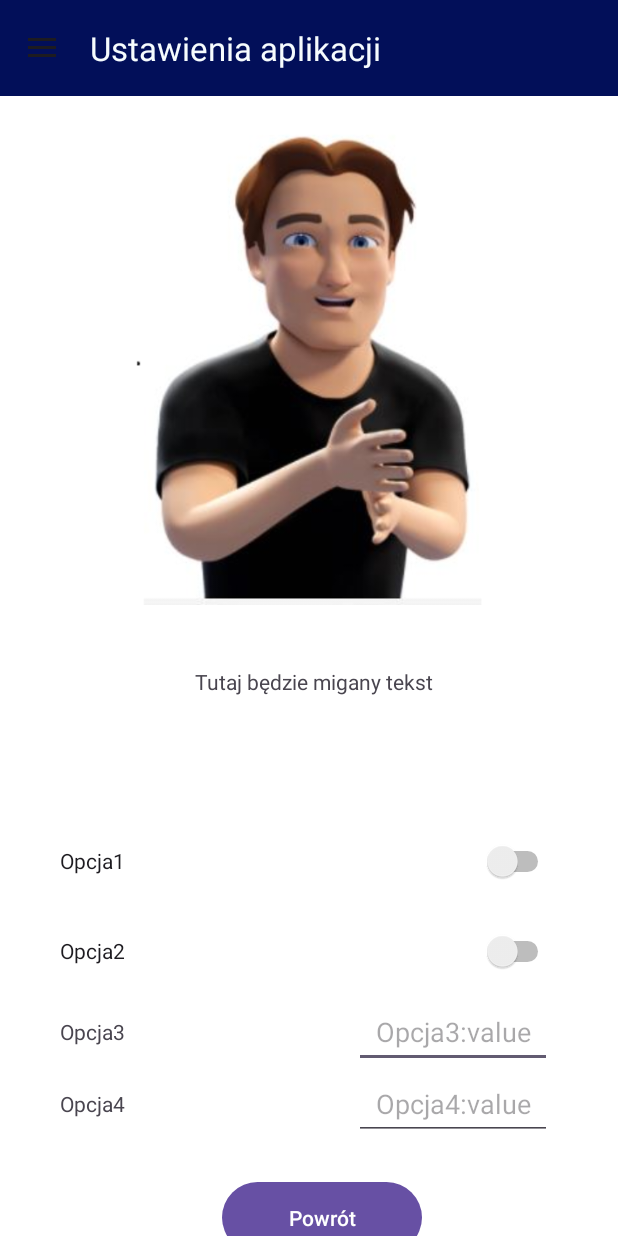
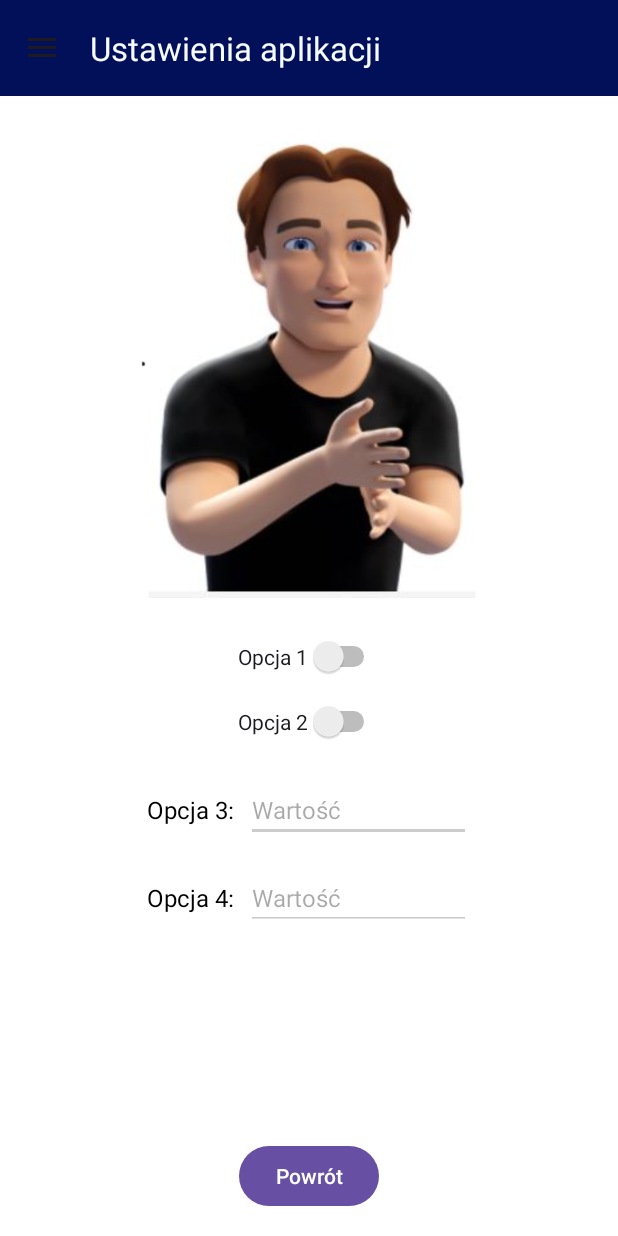
Before and after one commit to Radzio310/Migator, an Android app: the screen it shows after launch (settings), in the side drawer, after a tap on "Ustawienia aplikacji", on a phone screen of 412 x 824 dp. Run offline under Robolectric (Android 15) with nearby library versions, the phone set to English and light mode, and no system bars.

```diff
--- a/app/src/main/res/layout/activity_main.xml
+++ b/app/src/main/res/layout/activity_main.xml
@@ -51,7 +51,7 @@
             android:layout_width="100dp"
             android:layout_height="100dp"
             android:layout_marginStart="10dp"
-            android:layout_marginTop="25dp"
+            android:layout_marginTop="10dp"
             android:contentDescription="@string/busStopDescription"
             android:onClick="GoTo_busStopSearch"
             app:layout_constraintBottom_toBottomOf="parent"
@@ -65,7 +65,7 @@
             android:id="@+id/busStopNameText"
             android:layout_width="275dp"
             android:layout_height="50dp"
-            android:layout_marginTop="25dp"
+            android:layout_marginTop="10dp"
             android:fontFamily="@font/baloo"
             android:gravity="center"
             android:onClick="GoTo_busStopSearch"
--- a/app/src/main/res/layout/activity_settings.xml
+++ b/app/src/main/res/layout/activity_settings.xml
@@ -28,108 +28,112 @@
             app:title="@string/settings"
             app:titleTextColor="@color/main_3" />
 
+        <!-- Obrazek (ImageView) -->
         <ImageView
             android:id="@+id/imageView2"
-            android:layout_width="269dp"
-            android:layout_height="327dp"
-            android:layout_marginStart="72dp"
-            android:layout_marginTop="76dp"
+            android:layout_width="250dp"
+            android:layout_height="320dp"
+            android:layout_marginTop="16dp"
+            android:contentDescription="@string/avatarDescription"
+            app:srcCompat="@drawable/awatarmichal1"
+            app:layout_constraintTop_toBottomOf="@id/toolbar"
             app:layout_constraintStart_toStartOf="parent"
-            app:layout_constraintTop_toTopOf="parent"
-            app:srcCompat="@drawable/awatarmichal1" />
+            app:layout_constraintEnd_toEndOf="parent" />
 
+        <!-- Pierwszy Switch -->
+        <Switch
+            android:id="@+id/switch1"
+            android:layout_width="wrap_content"
+            android:layout_height="wrap_content"
+            android:layout_marginTop="24dp"
+            android:text="Opcja 1"
+            app:layout_constraintTop_toBottomOf="@id/imageView2"
+            app:layout_constraintStart_toStartOf="parent"
+            app:layout_constraintEnd_toEndOf="parent" />
+
+        <!-- Drugi Switch -->
+        <Switch
+            android:id="@+id/switch2"
+            android:layout_width="wrap_content"
+            android:layout_height="wrap_content"
+            android:layout_marginTop="16dp"
+            android:text="Opcja 2"
+            app:layout_constraintTop_toBottomOf="@id/switch1"
+            app:layout_constraintStart_toStartOf="parent"
+            app:layout_constraintEnd_toEndOf="parent" />
+
+        <!-- Opcja 3 - Dwa TextView w jednej linii -->
+        <LinearLayout
+            android:id="@+id/option3Layout"
+            android:layout_width="wrap_content"
+            android:layout_height="wrap_content"
+            android:orientation="horizontal"
+            android:layout_marginTop="24dp"
+            app:layout_constraintTop_toBottomOf="@id/switch2"
+            app:layout_constraintStart_toStartOf="parent"
+            app:layout_constraintEnd_toEndOf="parent">
+
+            <TextView
+                android:id="@+id/textViewOption3"
+                android:layout_width="wrap_content"
+                android:layout_height="wrap_content"
+                android:text="Opcja 3:"
+                android:textSize="16sp"
+                android:textColor="#000000"
+                android:paddingEnd="8dp" />
+
+            <EditText
+                android:id="@+id/editTextOption3"
+                android:layout_width="150dp"
+                android:layout_height="wrap_content"
+                android:hint="Wartość"
+                android:inputType="text"
+                android:textColor="#000000"
+                android:textSize="16sp"
+                android:backgroundTint="#CCCCCC" />
+        </LinearLayout>
+
+        <!-- Opcja 4 - Dwa TextView w jednej linii -->
+        <LinearLayout
+            android:id="@+id/option4Layout"
+            android:layout_width="wrap_content"
+            android:layout_height="wrap_content"
+            android:orientation="horizontal"
+            android:layout_marginTop="16dp"
+            app:layout_constraintTop_toBottomOf="@id/option3Layout"
+            app:layout_constraintStart_toStartOf="parent"
+            app:layout_constraintEnd_toEndOf="parent">
+
+            <TextView
+                android:id="@+id/textViewOption4"
+                android:layout_width="wrap_content"
+                android:layout_height="wrap_content"
+                android:text="Opcja 4:"
+                android:textSize="16sp"
+                android:textColor="#000000"
+                android:paddingEnd="8dp" />
+
+            <EditText
+                android:id="@+id/editTextOption4"
+                android:layout_width="150dp"
+                android:layout_height="wrap_content"
+                android:hint="Wartość"
+                android:inputType="text"
+                android:textColor="#000000"
+                android:textSize="16sp"
+                android:backgroundTint="#CCCCCC" />
+        </LinearLayout>
+
+        <!-- Przycisk powrotu -->
         <Button
             android:id="@+id/goBackButton"
-            android:layout_width="133dp"
-            android:layout_height="55dp"
-            android:layout_marginStart="148dp"
-            android:layout_marginTop="784dp"
-            android:onClick="GoTo_MainActivity"
+            android:layout_width="wrap_content"
+            android:layout_height="wrap_content"
+            android:layout_marginBottom="16dp"
             android:text="@string/GoBackButton"
+            app:layout_constraintBottom_toBottomOf="parent"
             app:layout_constraintStart_toStartOf="parent"
-            app:layout_constraintTop_toTopOf="parent" />
-
-        <Switch
-            android:id="@+id/switch2"
-            android:layout_width="329dp"
-            android:layout_height="60dp"
-            android:layout_marginStart="40dp"
-            android:layout_marginTop="544dp"
-            android:text="Opcja1"
-            app:layout_constraintStart_toStartOf="parent"
-            app:layout_constraintTop_toTopOf="parent" />
-
-        <Switch
-            android:id="@+id/switch1"
-            android:layout_width="329dp"
-            android:layout_height="60dp"
-            android:layout_marginStart="40dp"
-            android:layout_marginTop="604dp"
-            android:layout_weight="1"
-            android:text="Opcja2"
-            app:layout_constraintStart_toStartOf="parent"
-            app:layout_constraintTop_toTopOf="parent" />
-
-        <TextView
-            android:id="@+id/textView5"
-            android:layout_width="196dp"
-            android:layout_height="48dp"
-            android:layout_marginStart="40dp"
-            android:layout_marginTop="712dp"
-            android:gravity="start|center_vertical"
-            android:text="Opcja4"
-            app:layout_constraintStart_toStartOf="parent"
-            app:layout_constraintTop_toTopOf="parent" />
-
-        <EditText
-            android:id="@+id/editTextText2"
-            android:layout_width="132dp"
-            android:layout_height="48dp"
-            android:layout_marginStart="236dp"
-            android:layout_marginTop="664dp"
-            android:ems="10"
-            android:gravity="center"
-            android:hint="Opcja3:value"
-            android:inputType="text"
-            app:layout_constraintStart_toStartOf="parent"
-            app:layout_constraintTop_toTopOf="parent" />
-
-        <EditText
-            android:id="@+id/editTextText3"
-            android:layout_width="132dp"
-            android:layout_height="48dp"
-            android:layout_marginStart="236dp"
-            android:layout_marginTop="712dp"
-            android:ems="10"
-            android:gravity="center"
-            android:hint="Opcja4:value"
-            android:inputType="text"
-            app:layout_constraintStart_toStartOf="parent"
-            app:layout_constraintTop_toTopOf="parent" />
-
-        <TextView
-            android:id="@+id/textView4"
-            android:layout_width="196dp"
-            android:layout_height="48dp"
-            android:layout_marginStart="40dp"
-            android:layout_marginTop="664dp"
-            android:gravity="start|center_vertical"
-            android:text="Opcja3"
-            app:layout_constraintStart_toStartOf="parent"
-            app:layout_constraintTop_toTopOf="parent" />
-
-        <TextView
-            android:id="@+id/textView3"
-            android:layout_width="259dp"
-            android:layout_height="93dp"
-            android:layout_marginStart="80dp"
-            android:layout_marginTop="408dp"
-            android:gravity="center"
-            android:text="@string/signingTextPlaceholder"
-            app:layout_constraintStart_toStartOf="parent"
-            app:layout_constraintTop_toTopOf="parent" />
-
-
+            app:layout_constraintEnd_toEndOf="parent" />
     </androidx.constraintlayout.widget.ConstraintLayout>
 
 
```
Also changed, not shown: app/src/main/res/layout/activity_bus_stop_result.xml (+32 -24 lines), app/src/main/res/layout/activity_bus_stop_search.xml (+12 -8 lines), app/src/main/res/layout/activity_line_result.xml (+47 -38 lines), app/src/main/res/layout/activity_line_search.xml (+17 -12 lines).
